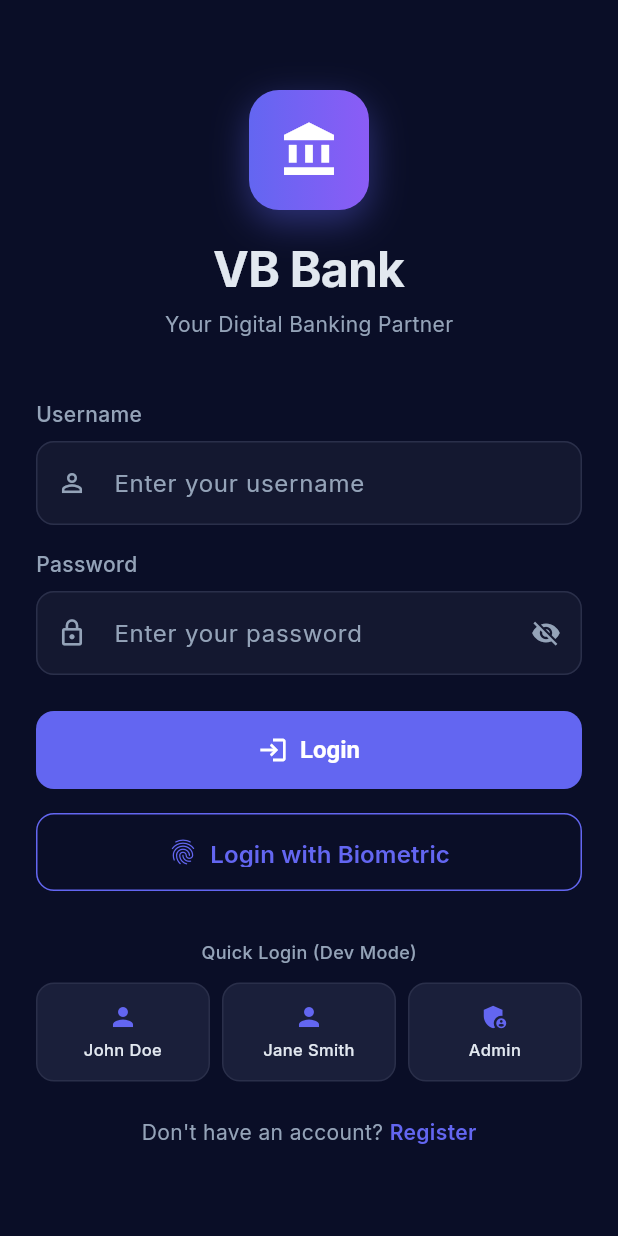
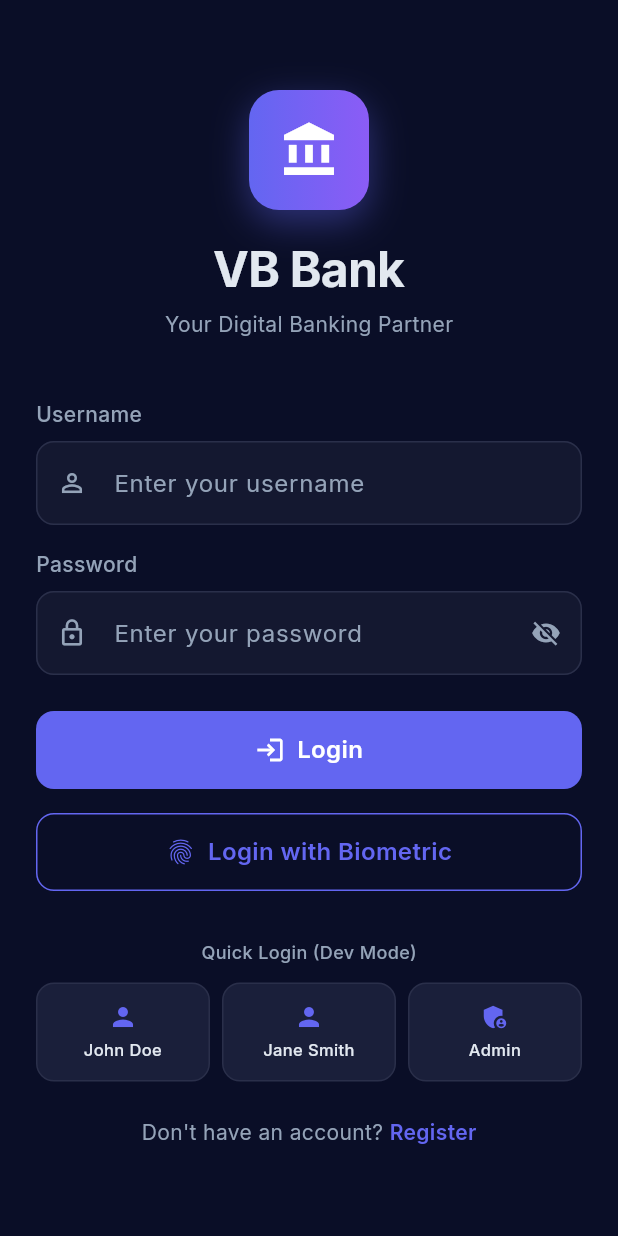
Before and after one commit to vbonite-sm/vb-bank-mobile-demo, a Flutter app: the screen it shows after launch, on a phone screen of 412 x 824 dp. Run offline on Flutter 3.47's test engine with Material 3 defaults, Android fonts, the phone set to English and light mode, and no system bars; our stand-ins replace csv, google_fonts, hive, hive_flutter, local_auth, shared_preferences; accounts and stored records are empty.

Commit message:
Fix button centering, loan screen issues, phone-frame web view, Vercel deployment
- Rebuild CustomButton with Material+InkWell for perfect text centering
- Fix loan disbursement showing as negative (now correctly positive)
- Uniform loan type selector boxes with fixed height
- Replace raw ElevatedButton with CustomButton on loan apply
- Add bottom safe area padding to settings screen
- Phone-sized frame (430x932) for web deployment
- Dark background on web HTML page
- Vercel config and build/web output for deployment

```diff
--- a/lib/main.dart
+++ b/lib/main.dart
@@ -77,11 +77,40 @@ class VBBankApp extends StatelessWidget {
                         systemNavigationBarColor: Colors.white,
                       ),
               );
-              return GestureDetector(
-                // Dismiss keyboard/focus when tapping outside input fields
+
+              Widget app = GestureDetector(
                 onTap: () => FocusManager.instance.primaryFocus?.unfocus(),
                 child: child ?? const SizedBox.shrink(),
               );
+
+              // On web, constrain to phone resolution
+              if (kIsWeb) {
+                return Container(
+                  color: const Color(0xFF050816),
+                  child: Center(
+                    child: Container(
+                      constraints: const BoxConstraints(
+                        maxWidth: 430,
+                        maxHeight: 932,
+                      ),
+                      decoration: BoxDecoration(
+                        borderRadius: BorderRadius.circular(24),
+                        boxShadow: [
+                          BoxShadow(
+                            color: Colors.black.withOpacity(0.5),
+                            blurRadius: 40,
+                            spreadRadius: 4,
+                          ),
+                        ],
+                      ),
+                      clipBehavior: Clip.antiAlias,
+                      child: app,
+                    ),
+                  ),
+                );
+              }
+
+              return app;
             },
           );
         },
--- a/lib/screens/settings/settings_screen.dart
+++ b/lib/screens/settings/settings_screen.dart
@@ -320,7 +320,7 @@ class _SettingsScreenState extends State<SettingsScreen> {
     return Scaffold(
       appBar: AppBar(title: const Text('Settings')),
       body: ListView(
-        padding: const EdgeInsets.all(16),
+        padding: EdgeInsets.fromLTRB(16, 16, 16, 16 + MediaQuery.of(context).padding.bottom),
         children: [
           // Profile Header
           Container(
--- a/lib/widgets/custom_button.dart
+++ b/lib/widgets/custom_button.dart
@@ -30,40 +30,31 @@ class CustomButton extends StatelessWidget {
   @override
   Widget build(BuildContext context) {
     final bgColor = backgroundColor ?? AppColors.primary;
-    final fgColor = textColor ?? Colors.white;
-
-    if (isOutlined) {
-      return SizedBox(
-        width: width ?? double.infinity,
-        height: height,
-        child: OutlinedButton(
-          onPressed: isLoading ? null : onPressed,
-          style: OutlinedButton.styleFrom(
-            foregroundColor: bgColor,
-            side: BorderSide(color: bgColor),
-            shape: RoundedRectangleBorder(
-              borderRadius: BorderRadius.circular(borderRadius),
-            ),
-          ),
-          child: _buildChild(bgColor),
-        ),
-      );
-    }
+    final fgColor = isOutlined ? bgColor : (textColor ?? Colors.white);
+    final disabled = isLoading || onPressed == null;
 
     return SizedBox(
       width: width ?? double.infinity,
       height: height,
-      child: ElevatedButton(
-        onPressed: isLoading ? null : onPressed,
-        style: ElevatedButton.styleFrom(
-          backgroundColor: bgColor,
-          foregroundColor: fgColor,
-          disabledBackgroundColor: bgColor.withOpacity(0.5),
-          shape: RoundedRectangleBorder(
-            borderRadius: BorderRadius.circular(borderRadius),
+      child: Material(
+        color: isOutlined
+            ? Colors.transparent
+            : (disabled ? bgColor.withOpacity(0.5) : bgColor),
+        borderRadius: BorderRadius.circular(borderRadius),
+        child: InkWell(
+          onTap: disabled ? null : onPressed,
+          borderRadius: BorderRadius.circular(borderRadius),
+          child: Container(
+            decoration: isOutlined
+                ? BoxDecoration(
+                    borderRadius: BorderRadius.circular(borderRadius),
+                    border: Border.all(color: bgColor),
+                  )
+                : null,
+            alignment: Alignment.center,
+            child: _buildChild(fgColor),
           ),
         ),
-        child: _buildChild(fgColor),
       ),
     );
   }
@@ -80,17 +71,23 @@ class CustomButton extends StatelessWidget {
       );
     }
 
+    final textStyle = TextStyle(
+      fontSize: 16,
+      fontWeight: FontWeight.w600,
+      color: color,
+    );
+
     if (icon != null) {
       return Row(
-        mainAxisAlignment: MainAxisAlignment.center,
+        mainAxisSize: MainAxisSize.min,
         children: [
-          Icon(icon, size: 20),
+          Icon(icon, size: 20, color: color),
           const SizedBox(width: 8),
-          Text(text, style: const TextStyle(fontSize: 16, fontWeight: FontWeight.w600)),
+          Text(text, style: textStyle),
         ],
       );
     }
 
-    return Text(text, style: const TextStyle(fontSize: 16, fontWeight: FontWeight.w600));
+    return Text(text, style: textStyle);
   }
 }
--- a/lib/widgets/transaction_item.dart
+++ b/lib/widgets/transaction_item.dart
@@ -100,7 +100,7 @@ class TransactionItem extends StatelessWidget {
   }
 
   bool _isCredit() {
-    if (transaction.type == 'deposit' || transaction.type == 'topup') {
+    if (transaction.type == 'deposit' || transaction.type == 'topup' || transaction.type == 'loan') {
       return true;
     }
     if (transaction.type == 'transfer') {
```
Also changed, not shown: lib/screens/loans/loans_screen.dart (+11 -20 lines), vercel.json, 2 other files.
